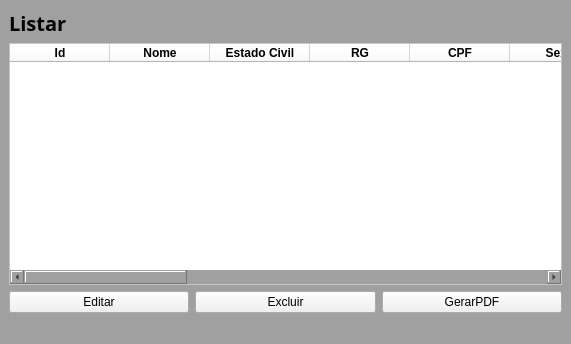
Qt form tela_listar.ui (saulovictor/Sistema) before a commit.
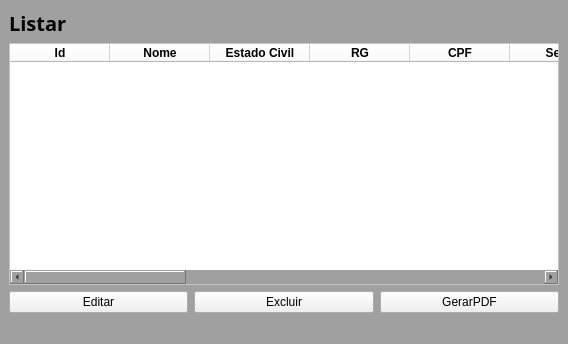
The same form after that commit.

```diff
--- a/tela_listar.ui
+++ b/tela_listar.ui
@@ -6,7 +6,7 @@
    <rect>
     <x>0</x>
     <y>0</y>
-    <width>571</width>
+    <width>568</width>
     <height>344</height>
    </rect>
   </property>
```
